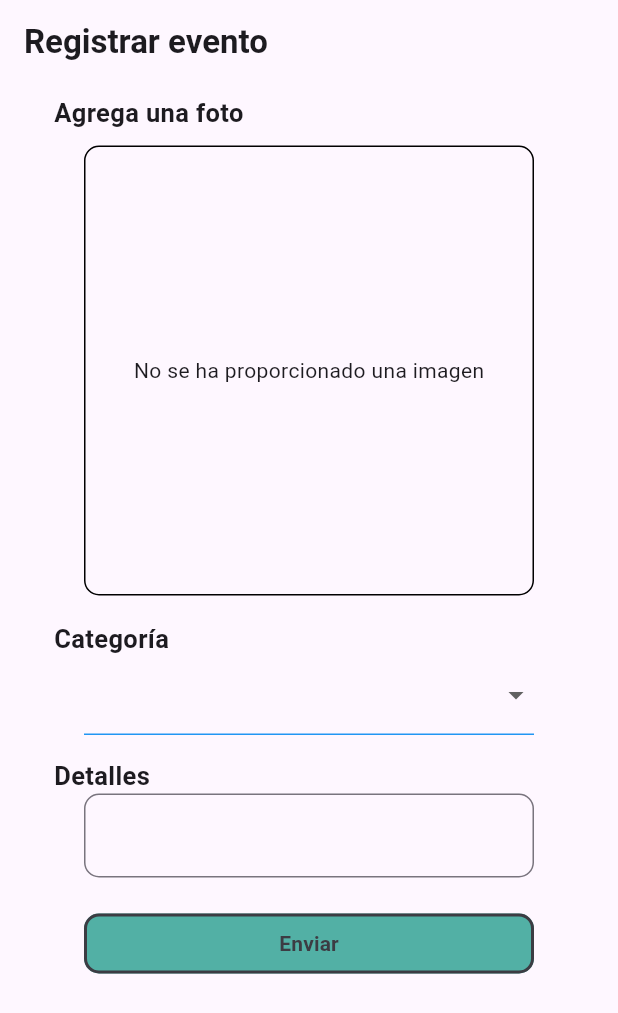
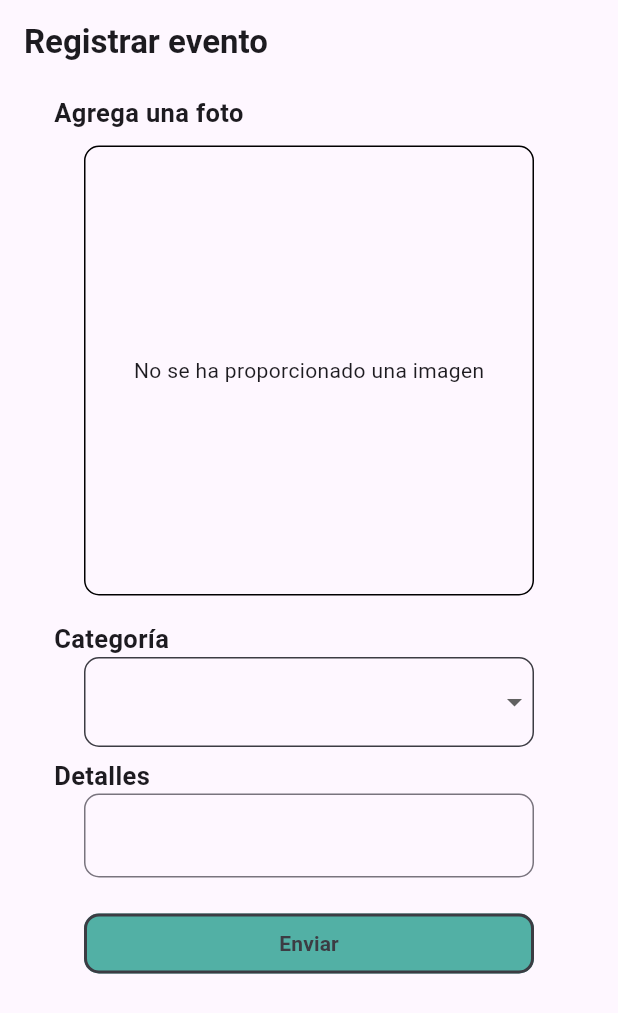
Before and after one commit to GabeASM/safeway-movil, a Flutter app: the screen it shows after launch, on a phone screen of 412 x 824 dp. Shown: the top 1013 px of the screen. Run offline on Flutter 3.47's test engine with Material 3 defaults, Android fonts, the phone set to English and light mode, and no system bars; our stand-ins replace image_picker.

Commit message:
style: estilo a formulario agregado

```diff
--- a/lib/events/screens/event_register.dart
+++ b/lib/events/screens/event_register.dart
@@ -83,24 +83,27 @@ class _EventFormState extends State<EventForm> {
               text: 'Categoría',
             ),
             Center(
-              child: SizedBox(
+              child: Container(
                 width: 300,
                 height: 60,
+                decoration: BoxDecoration(
+                    border: Border.all(color: borderColor),
+                    borderRadius: BorderRadius.circular(10)),
                 child: DropdownButton(
                   isExpanded: true,
-                  itemHeight: 50,
+                  itemHeight: 60,
                   underline: Container(
                     height: 1,
-                    color: Colors.blue,
+                    color: Colors.transparent,
                   ),
                   items: categoryList.map((String value) {
                     return DropdownMenuItem(
                       value: value,
-                      child: Padding(
-                        padding: const EdgeInsets.all(8.0),
-                        child: Text(
+                      child: ListTile(
+                        title: Text(
                           value,
-                          textAlign: TextAlign.center,
+                          textAlign: TextAlign.left,
+                          style: const TextStyle(fontSize: 16),
                         ),
                       ),
                     );
```
